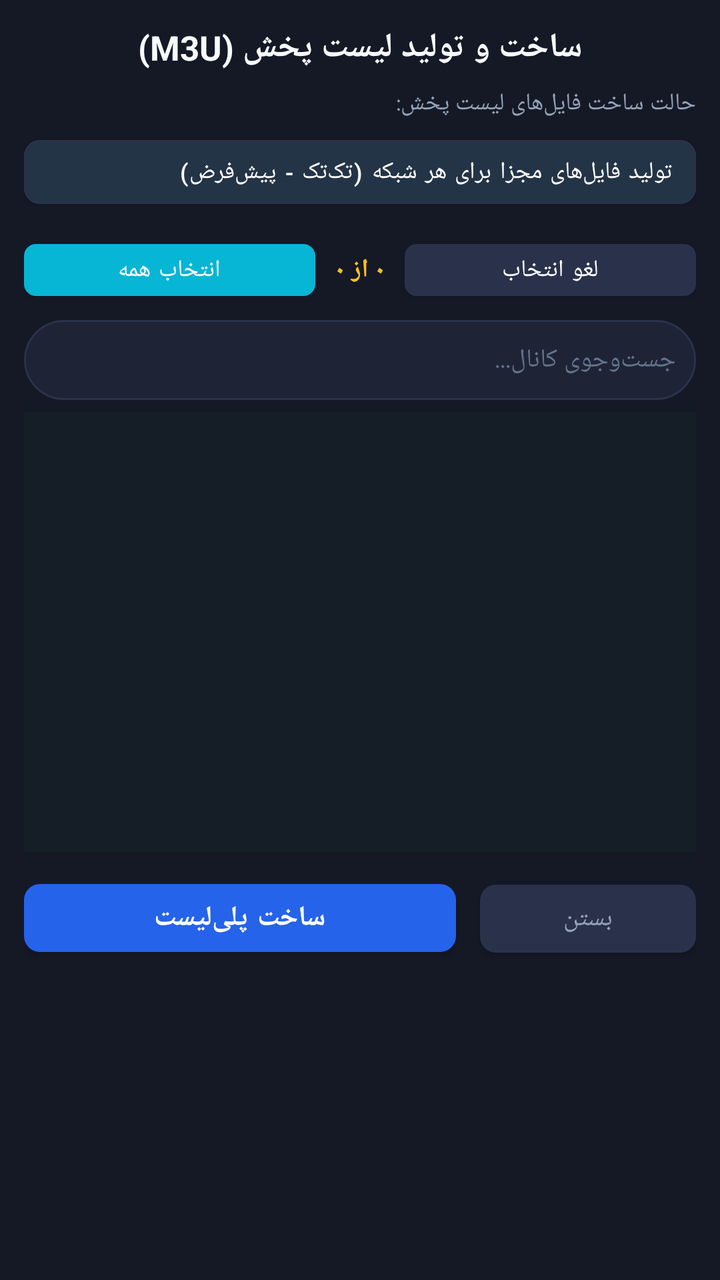
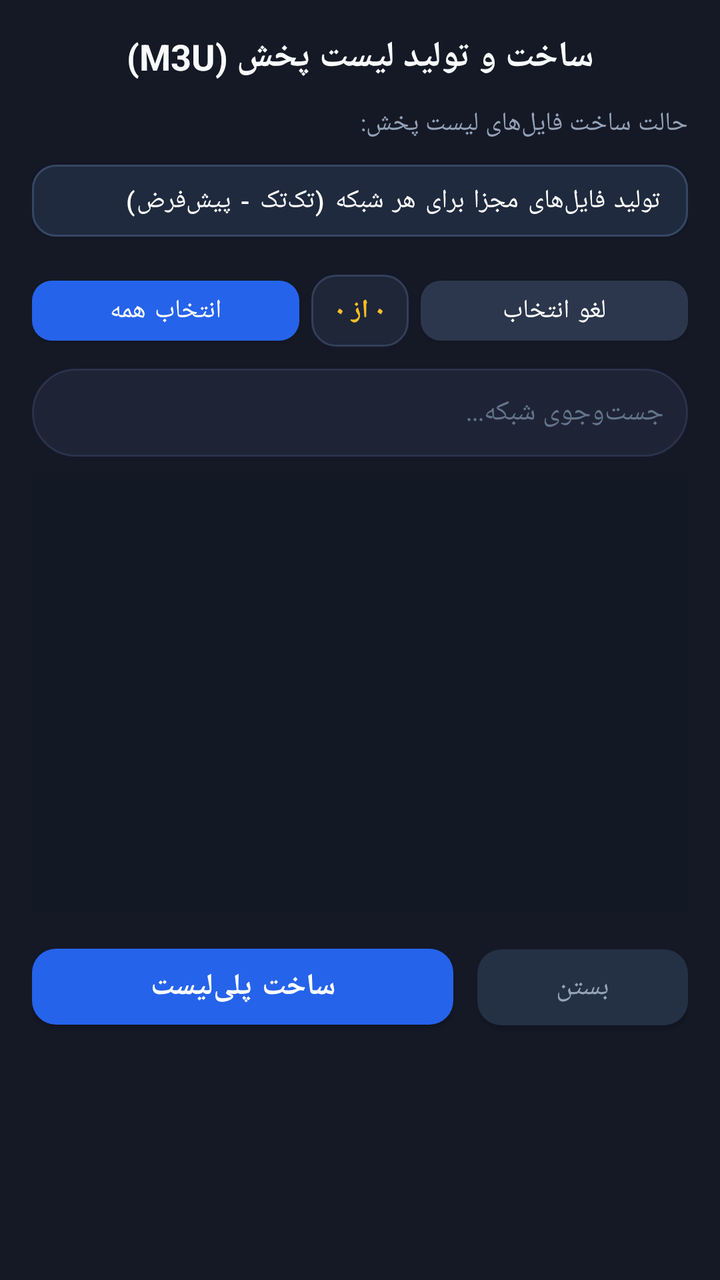

Compare the two renders of this Android layout. The source of the first and the diff that turns it into the second are given below.
<!-- AndroidManifest.xml: application theme Theme.GMScreenAccessible -->
<!-- res/layout/dialog_playlist_creator.xml -->
<?xml version="1.0" encoding="utf-8"?>
<LinearLayout xmlns:android="http://schemas.android.com/apk/res/android"
    xmlns:app="http://schemas.android.com/apk/res-auto"
    android:layout_width="match_parent"
    android:layout_height="wrap_content"
    android:orientation="vertical"
    android:background="@color/card_bg"
    android:padding="12dp">

    
    <TextView
        android:id="@+id/txtDialogTitle"
        android:layout_width="match_parent"
        android:layout_height="wrap_content"
        android:text="ساخت و تولید لیست پخش (M3U)"
        android:textColor="@color/text_primary"
        android:textSize="17sp"
        android:textStyle="bold"
        android:gravity="center"
        android:layout_marginBottom="8dp" />

    
    <TextView
        android:layout_width="match_parent"
        android:layout_height="wrap_content"
        android:text="حالت ساخت فایل‌های لیست پخش:"
        android:textColor="@color/text_secondary"
        android:textSize="12sp"
        android:layout_marginBottom="4dp" />

    <com.google.android.material.button.MaterialButton
        android:id="@+id/btnPlaylistMode"
        android:layout_width="match_parent"
        android:layout_height="44dp"
        android:text="تولید فایل‌های مجزا برای هر شبکه (تک‌تک - پیش‌فرض)"
        android:textColor="@color/white"
        android:textSize="12sp"
        android:gravity="center_vertical|start"
        android:paddingHorizontal="12dp"
        android:layout_marginBottom="8dp"
        app:backgroundTint="#243447"
        app:cornerRadius="8dp"
        app:strokeColor="@color/card_border"
        app:strokeWidth="1dp" />

    
    <LinearLayout
        android:layout_width="match_parent"
        android:layout_height="wrap_content"
        android:orientation="horizontal"
        android:gravity="center_vertical"
        android:layout_marginBottom="6dp">

        <com.google.android.material.button.MaterialButton
            android:id="@+id/btnSelectAll"
            android:layout_width="0dp"
            android:layout_height="38dp"
            android:layout_weight="1"
            android:text="انتخاب همه"
            android:textColor="@color/white"
            android:textSize="12sp"
            android:layout_marginEnd="4dp"
            app:backgroundTint="@color/accent_blue"
            app:cornerRadius="6dp" />

        <TextView
            android:id="@+id/txtSelectedCount"
            android:layout_width="wrap_content"
            android:layout_height="wrap_content"
            android:text="۰ از ۰"
            android:textColor="@color/accent_yellow"
            android:textSize="13sp"
            android:textStyle="bold"
            android:gravity="center"
            android:paddingHorizontal="6dp" />

        <com.google.android.material.button.MaterialButton
            android:id="@+id/btnDeselectAll"
            android:layout_width="0dp"
            android:layout_height="38dp"
            android:layout_weight="1"
            android:text="لغو انتخاب"
            android:textColor="@color/white"
            android:textSize="12sp"
            android:layout_marginStart="4dp"
            app:backgroundTint="@color/card_border"
            app:cornerRadius="6dp" />
    </LinearLayout>

    
    <EditText
        android:id="@+id/edtSearchChannel"
        android:layout_width="match_parent"
        android:layout_height="40dp"
        android:background="@drawable/search_box_bg"
        android:hint="جست‌وجوی کانال..."
        android:textColorHint="@color/text_muted"
        android:textColor="@color/text_primary"
        android:paddingHorizontal="10dp"
        android:textSize="13sp"
        android:singleLine="true"
        android:layout_marginBottom="6dp" />

    
    <androidx.recyclerview.widget.RecyclerView
        android:id="@+id/recyclerChannels"
        android:layout_width="match_parent"
        android:layout_height="220dp"
        android:background="#151d26"
        android:scrollbars="vertical"
        android:layout_marginBottom="10dp" />

    
    <LinearLayout
        android:layout_width="match_parent"
        android:layout_height="wrap_content"
        android:orientation="horizontal">

        <com.google.android.material.button.MaterialButton
            android:id="@+id/btnGeneratePlaylists"
            android:layout_width="0dp"
            android:layout_height="46dp"
            android:layout_weight="2"
            android:text="ساخت پلی‌لیست"
            android:textColor="@color/white"
            android:textSize="14sp"
            android:textStyle="bold"
            android:layout_marginEnd="6dp"
            app:backgroundTint="@color/primary"
            app:cornerRadius="8dp" />

        <com.google.android.material.button.MaterialButton
            android:id="@+id/btnCloseDialog"
            android:layout_width="0dp"
            android:layout_height="46dp"
            android:layout_weight="1"
            android:text="بستن"
            android:textColor="@color/text_secondary"
            android:textSize="13sp"
            android:layout_marginStart="6dp"
            app:backgroundTint="@color/card_border"
            app:cornerRadius="8dp" />
    </LinearLayout>

</LinearLayout>
<!-- resources referenced by this layout -->
<resources>
  <color name="accent_blue">#FF06B6D4</color>
  <color name="accent_yellow">#FFFBBF24</color>
  <color name="card_bg">#FF151926</color>
  <color name="card_border">#FF2A324B</color>
  <color name="primary">#FF2563EB</color>
  <color name="text_muted">#FF64748B</color>
  <color name="text_primary">#FFF8FAFC</color>
  <color name="text_secondary">#FF94A3B8</color>
  <color name="white">#FFFFFFFF</color>
  <!-- drawable search_box_bg (drawable) -->
  <?xml version="1.0" encoding="utf-8"?>
  <shape xmlns:android="http://schemas.android.com/apk/res/android"
      android:shape="rectangle">
      <corners android:radius="24dp" />
      <solid android:color="@color/card_bg_elevated" />
      <stroke android:width="1dp" android:color="@color/card_border" />
  </shape>
  <style name="Theme.GMScreenAccessible" parent="Theme.MaterialComponents.DayNight.NoActionBar">
          <item name="colorPrimary">@color/primary</item>
          <item name="colorPrimaryVariant">@color/primary_variant</item>
          <item name="colorOnPrimary">@color/white</item>
          <item name="colorSecondary">@color/secondary</item>
          <item name="colorSurface">@color/card_bg</item>
          <item name="colorOnSurface">@color/text_primary</item>
          <item name="android:statusBarColor">@color/dark_bg</item>
          <item name="android:navigationBarColor">@color/dark_bg</item>
          <item name="android:windowBackground">@color/dark_bg</item>
          <item name="materialAlertDialogTheme">@style/CustomMaterialAlertDialogTheme</item>
      </style>
  <color name="card_bg_elevated">#FF1E2436</color>
  <color name="primary_variant">#FF1D4ED8</color>
  <color name="secondary">#FFF59E0B</color>
  <color name="dark_bg">#FF0B0E17</color>
  <style name="CustomMaterialAlertDialogTheme" parent="ThemeOverlay.MaterialComponents.MaterialAlertDialog">
          <item name="colorSurface">@color/card_bg_elevated</item>
          <item name="colorOnSurface">@color/text_primary</item>
          <item name="colorPrimary">@color/primary_light</item>
          <item name="shapeAppearanceOverlay">@style/DialogShapeAppearance</item>
      </style>
  <color name="primary_light">#FF3B82F6</color>
  <style name="DialogShapeAppearance" parent="">
          <item name="cornerSize">16dp</item>
      </style>
</resources>

<!-- the commit's change to res/layout/dialog_playlist_creator.xml (unified diff, before → after) -->
@@ -5,7 +5,7 @@
     android:layout_height="wrap_content"
     android:orientation="vertical"
     android:background="@color/card_bg"
-    android:padding="12dp">
+    android:padding="16dp">
 
     
     <TextView
@@ -14,10 +14,10 @@
         android:layout_height="wrap_content"
         android:text="ساخت و تولید لیست پخش (M3U)"
         android:textColor="@color/text_primary"
-        android:textSize="17sp"
+        android:textSize="18sp"
         android:textStyle="bold"
         android:gravity="center"
-        android:layout_marginBottom="8dp" />
+        android:layout_marginBottom="12dp" />
 
     
     <TextView
@@ -25,22 +25,22 @@
         android:layout_height="wrap_content"
         android:text="حالت ساخت فایل‌های لیست پخش:"
         android:textColor="@color/text_secondary"
-        android:textSize="12sp"
-        android:layout_marginBottom="4dp" />
+        android:textSize="13sp"
+        android:layout_marginBottom="6dp" />
 
     <com.google.android.material.button.MaterialButton
         android:id="@+id/btnPlaylistMode"
         android:layout_width="match_parent"
-        android:layout_height="44dp"
+        android:layout_height="48dp"
         android:text="تولید فایل‌های مجزا برای هر شبکه (تک‌تک - پیش‌فرض)"
         android:textColor="@color/white"
-        android:textSize="12sp"
+        android:textSize="13sp"
         android:gravity="center_vertical|start"
-        android:paddingHorizontal="12dp"
-        android:layout_marginBottom="8dp"
-        app:backgroundTint="#243447"
-        app:cornerRadius="8dp"
-        app:strokeColor="@color/card_border"
+        android:paddingHorizontal="14dp"
+        android:layout_marginBottom="10dp"
+        app:backgroundTint="#1F2A3E"
+        app:cornerRadius="12dp"
+        app:strokeColor="#364765"
         app:strokeWidth="1dp" />
 
     
@@ -49,66 +49,68 @@
         android:layout_height="wrap_content"
         android:orientation="horizontal"
         android:gravity="center_vertical"
-        android:layout_marginBottom="6dp">
+        android:layout_marginBottom="8dp">
 
         <com.google.android.material.button.MaterialButton
             android:id="@+id/btnSelectAll"
             android:layout_width="0dp"
-            android:layout_height="38dp"
+            android:layout_height="42dp"
             android:layout_weight="1"
             android:text="انتخاب همه"
             android:textColor="@color/white"
-            android:textSize="12sp"
-            android:layout_marginEnd="4dp"
-            app:backgroundTint="@color/accent_blue"
-            app:cornerRadius="6dp" />
+            android:textSize="13sp"
+            android:layout_marginEnd="6dp"
+            app:backgroundTint="@color/primary"
+            app:cornerRadius="10dp" />
 
         <TextView
             android:id="@+id/txtSelectedCount"
             android:layout_width="wrap_content"
-            android:layout_height="wrap_content"
+            android:layout_height="36dp"
+            android:background="@drawable/badge_pill_bg"
             android:text="۰ از ۰"
             android:textColor="@color/accent_yellow"
             android:textSize="13sp"
             android:textStyle="bold"
             android:gravity="center"
-            android:paddingHorizontal="6dp" />
+            android:paddingHorizontal="12dp" />
 
         <com.google.android.material.button.MaterialButton
             android:id="@+id/btnDeselectAll"
             android:layout_width="0dp"
-            android:layout_height="38dp"
+            android:layout_height="42dp"
             android:layout_weight="1"
             android:text="لغو انتخاب"
             android:textColor="@color/white"
-            android:textSize="12sp"
-            android:layout_marginStart="4dp"
-            app:backgroundTint="@color/card_border"
-            app:cornerRadius="6dp" />
+            android:textSize="13sp"
+            android:layout_marginStart="6dp"
+            app:backgroundTint="#2C374D"
+            app:cornerRadius="10dp" />
     </LinearLayout>
 
     
     <EditText
         android:id="@+id/edtSearchChannel"
         android:layout_width="match_parent"
-        android:layout_height="40dp"
+        android:layout_height="44dp"
         android:background="@drawable/search_box_bg"
-        android:hint="جست‌وجوی کانال..."
+        android:hint="جست‌وجوی شبکه..."
         android:textColorHint="@color/text_muted"
         android:textColor="@color/text_primary"
-        android:paddingHorizontal="10dp"
-        android:textSize="13sp"
+        android:paddingHorizontal="12dp"
+        android:textSize="14sp"
         android:singleLine="true"
-        android:layout_marginBottom="6dp" />
+        android:layout_marginBottom="8dp" />
 
     
     <androidx.recyclerview.widget.RecyclerView
         android:id="@+id/recyclerChannels"
         android:layout_width="match_parent"
         android:layout_height="220dp"
-        android:background="#151d26"
+        android:background="#121824"
         android:scrollbars="vertical"
-        android:layout_marginBottom="10dp" />
+        android:padding="4dp"
+        android:layout_marginBottom="12dp" />
 
     
     <LinearLayout
@@ -119,27 +121,27 @@
         <com.google.android.material.button.MaterialButton
             android:id="@+id/btnGeneratePlaylists"
             android:layout_width="0dp"
-            android:layout_height="46dp"
+            android:layout_height="50dp"
             android:layout_weight="2"
             android:text="ساخت پلی‌لیست"
             android:textColor="@color/white"
-            android:textSize="14sp"
+            android:textSize="15sp"
             android:textStyle="bold"
             android:layout_marginEnd="6dp"
             app:backgroundTint="@color/primary"
-            app:cornerRadius="8dp" />
+            app:cornerRadius="12dp" />
 
         <com.google.android.material.button.MaterialButton
             android:id="@+id/btnCloseDialog"
             android:layout_width="0dp"
-            android:layout_height="46dp"
+            android:layout_height="50dp"
             android:layout_weight="1"
             android:text="بستن"
             android:textColor="@color/text_secondary"
-            android:textSize="13sp"
+            android:textSize="14sp"
             android:layout_marginStart="6dp"
-            app:backgroundTint="@color/card_border"
-            app:cornerRadius="8dp" />
+            app:backgroundTint="#243044"
+            app:cornerRadius="12dp" />
     </LinearLayout>
 
 </LinearLayout>
<!-- resource entries referenced after the edit -->
@@ -1,6 +1,5 @@
 <!-- resources referenced by this layout -->
 <resources>
-  <color name="accent_blue">#FF06B6D4</color>
   <color name="accent_yellow">#FFFBBF24</color>
   <color name="card_bg">#FF151926</color>
   <color name="card_border">#FF2A324B</color>
@@ -9,6 +8,14 @@
   <color name="text_primary">#FFF8FAFC</color>
   <color name="text_secondary">#FF94A3B8</color>
   <color name="white">#FFFFFFFF</color>
+  <!-- drawable badge_pill_bg (drawable) -->
+  <?xml version="1.0" encoding="utf-8"?>
+  <shape xmlns:android="http://schemas.android.com/apk/res/android"
+      android:shape="rectangle">
+      <corners android:radius="12dp" />
+      <solid android:color="#1E2638" />
+      <stroke android:width="1dp" android:color="#333F5C" />
+  </shape>
   <!-- drawable search_box_bg (drawable) -->
   <?xml version="1.0" encoding="utf-8"?>
   <shape xmlns:android="http://schemas.android.com/apk/res/android"
